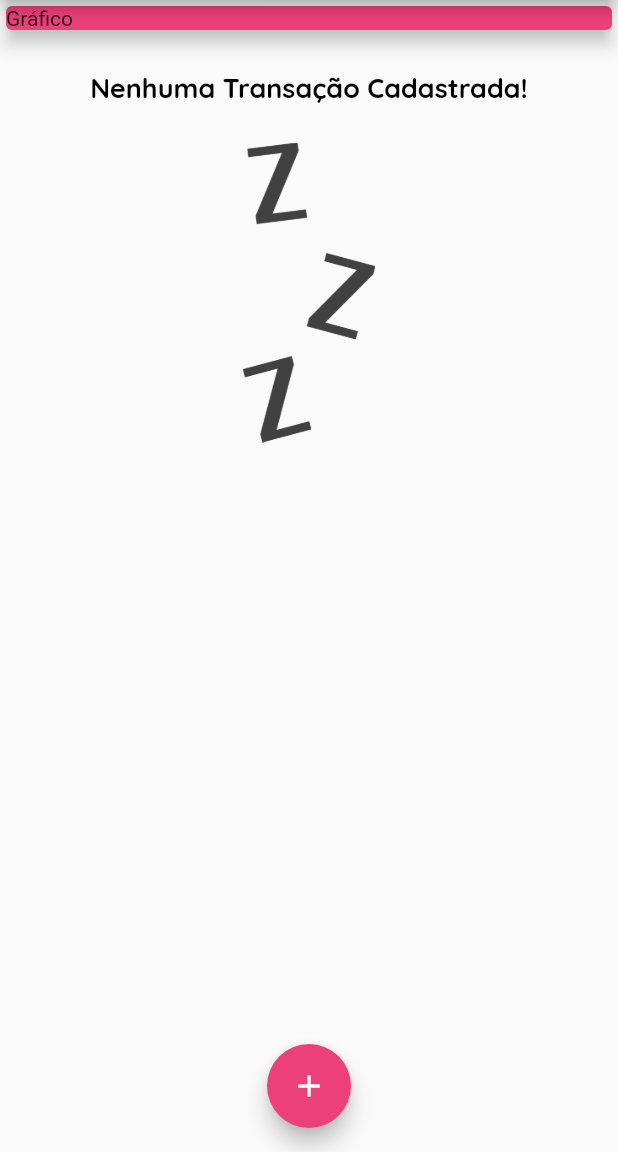
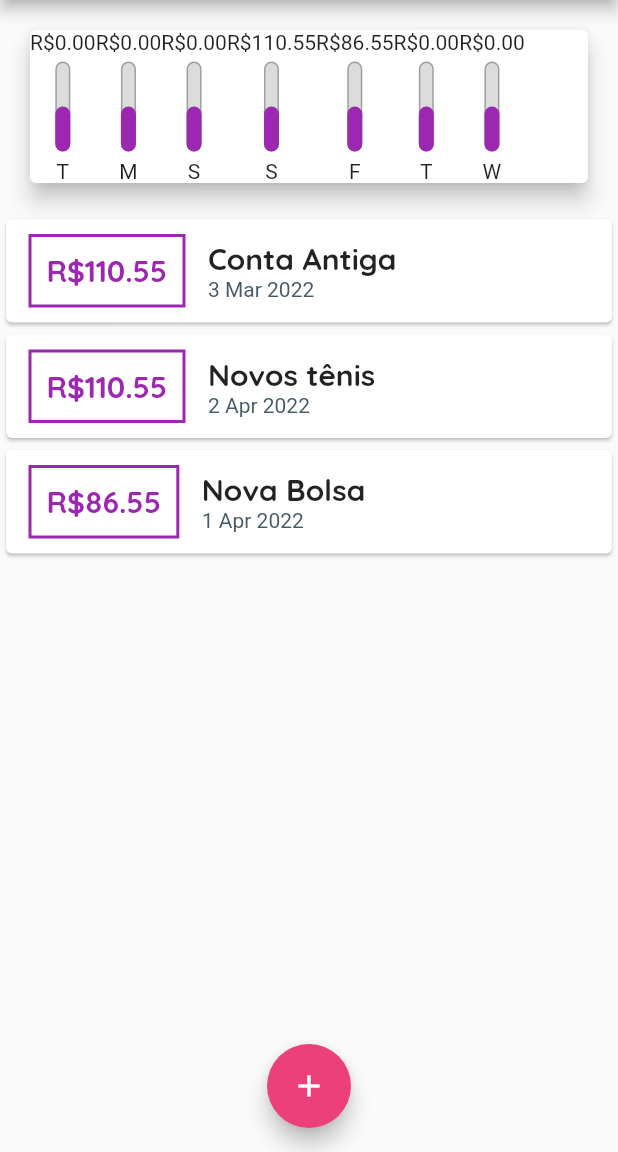
Before and after one commit to MargaridaGomes20/projeto-gddpi, a Flutter app: the screen it shows after launch, on a phone screen of 412 x 824 dp, the part 84-1236 px from its top. Run offline on Flutter 3.47's test engine with Material 2 defaults, Android fonts, the phone set to English and light mode, and no system bars.

Commit message:
atualizando projeto, gráfico de barras adicionado

```diff
--- /dev/null
+++ b/despesaspessoais/lib/components/chart.dart
@@ -0,0 +1,51 @@
+import 'package:despesaspessoais/models/transaction.dart';
+import 'package:flutter/material.dart';
+import 'package:intl/intl.dart';
+import 'chart_bar.dart';
+import 'transaction_list.dart';
+
+class Chart extends StatelessWidget {
+  late final List<Transaction> recentTransaction;
+  Chart(this.recentTransaction);
+  List<Map<String, Object>> get groupedTransactions {
+    return List.generate(7, (index) {
+      //chave e valor
+      final weekDay = DateTime.now().subtract(
+        Duration(days: index),
+      );
+
+      double totalSum = 0.0;
+      for (var i = 0; i < recentTransaction.length; i++) {
+        bool sameDay = recentTransaction[i].date.day == weekDay.day;
+        bool sameMonth = recentTransaction[i].date.month == weekDay.month;
+        bool sameYear = recentTransaction[i].date.year == weekDay.year;
+        if (sameDay && sameMonth && sameYear) {
+          totalSum += recentTransaction[i].value;
+        }
+      }
+
+      return {
+        'day': DateFormat.E().format(weekDay)[0],
+        'value': totalSum,
+      };
+    });
+  }
+
+  @override
+  Widget build(BuildContext context) {
+    groupedTransactions;
+    return Card(
+      elevation: 6,
+      margin: EdgeInsets.all(20),
+      child: Row(
+        children: groupedTransactions.map((tr) {
+          return ChartBar(
+            label: tr['day'].toString(),
+            value: (tr['value'] as double),
+            percentage: 0.5,
+          );
+        }).toList(),
+      ),
+    );
+  }
+}
--- /dev/null
+++ b/despesaspessoais/lib/components/chart_bar.dart
@@ -0,0 +1,53 @@
+import 'package:flutter/material.dart';
+
+class ChartBar extends StatelessWidget {
+  final String label;
+  final double value;
+  final double percentage;
+
+  ChartBar({
+    required this.label,
+    required this.percentage,
+    required this.value,
+  });
+  @override
+  Widget build(BuildContext context) {
+    return Column(
+      crossAxisAlignment: CrossAxisAlignment.center,
+      children: <Widget>[
+        Text('R\$${value.toStringAsFixed(2)}'),
+        SizedBox(height: 5),
+        Container(
+          height: 60,
+          width: 10,
+          child: Stack(
+            alignment: Alignment.bottomCenter,
+            children: <Widget>[
+              Container(
+                decoration: BoxDecoration(
+                  border: Border.all(
+                    color: Colors.grey,
+                    width: 1.0,
+                  ),
+                  color: Color.fromRGBO(220, 220, 220, 1),
+                  borderRadius: BorderRadius.circular(5),
+                ),
+              ),
+              FractionallySizedBox(
+                heightFactor: percentage,
+                child: Container(
+                  decoration: BoxDecoration(
+                    color: Theme.of(context).colorScheme.primary,
+                    borderRadius: BorderRadius.circular(5),
+                  ),
+                ),
+              ),
+            ],
+          ),
+        ),
+        SizedBox(height: 5),
+        Text(label),
+      ],
+    );
+  }
+}
--- a/despesaspessoais/lib/main.dart
+++ b/despesaspessoais/lib/main.dart
@@ -1,3 +1,4 @@
+import 'package:despesaspessoais/components/chart.dart';
 import 'package:despesaspessoais/components/transaction_form.dart';
 import 'package:flutter/material.dart';
 import 'models/transaction.dart';
@@ -5,6 +6,7 @@ import 'components/transaction_form.dart';
 import 'components/transaction_list.dart';
 import 'dart:math';
 import '../models/transaction.dart';
+import 'components/chart.dart';
 
 void main() {
   runApp(ExpensesApp());
@@ -47,7 +49,34 @@ class MyHomePage extends StatefulWidget {
 }
 
 class _MyHomePageState extends State<MyHomePage> {
-  final List<Transaction> _transaction = [];
+  final List<Transaction> _transaction = [
+    Transaction(
+      id: 't0',
+      title: 'Conta Antiga',
+      value: 110.55,
+      date: DateTime.now().subtract(Duration(days: 33)),
+    ),
+    Transaction(
+      id: 't1',
+      title: 'Novos tênis',
+      value: 110.55,
+      date: DateTime.now().subtract(Duration(days: 3)),
+    ),
+    Transaction(
+      id: 't2',
+      title: 'Nova Bolsa',
+      value: 86.55,
+      date: DateTime.now().subtract(Duration(days: 4)),
+    ),
+  ];
+
+  List<Transaction> get _recentTransactions {
+    return _transaction.where((tr) {
+      return tr.date.isAfter(DateTime.now().subtract(
+        Duration(days: 7),
+      ));
+    }).toList();
+  }
 
   _addTransaction(String title, double value) {
     final newTransaction = Transaction(
@@ -90,13 +119,7 @@ class _MyHomePageState extends State<MyHomePage> {
         child: Column(
           crossAxisAlignment: CrossAxisAlignment.stretch,
           children: <Widget>[
-            Container(
-              child: Card(
-                color: Theme.of(context).colorScheme.secondary,
-                child: Text('Gráfico'),
-                elevation: 5,
-              ),
-            ),
+            Chart(_recentTransactions),
             TransactionList(_transaction),
           ],
         ),
```
